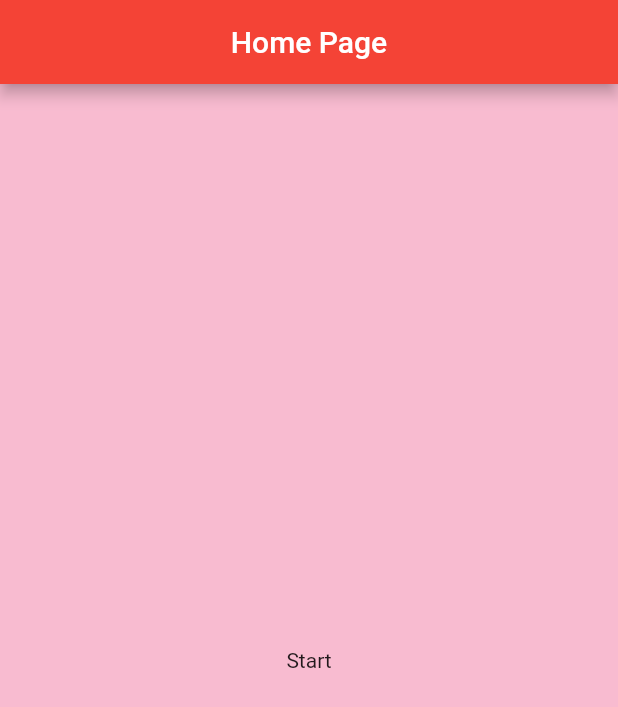
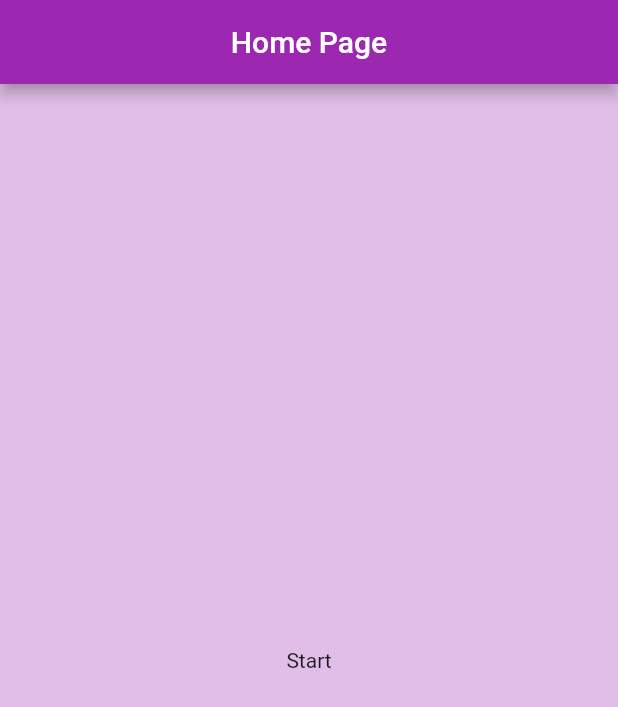
Before and after one commit to abumaryam/kuliah_flutter, a Flutter app: the screen it shows after launch, on a phone screen of 412 x 824 dp. Shown: the top 707 px of the screen. Run offline on Flutter 3.47's test engine with Material 2 defaults, Android fonts, the light colour scheme and no system bars.

Commit message:
change color

```diff
--- a/lib/screens/my_home_page.dart
+++ b/lib/screens/my_home_page.dart
@@ -6,11 +6,11 @@ class MyHomePage extends StatelessWidget {
   @override
   Widget build(BuildContext context) {
     return Scaffold(
-      backgroundColor: Colors.pink[100],
+      backgroundColor: Colors.purple[100],
       appBar: AppBar(
         centerTitle: true,
         title: Text('Home Page'),
-        backgroundColor: Colors.red,
+        backgroundColor: Colors.purple,
       ),
       body: Center(child: Text('Start')),
     );
```
